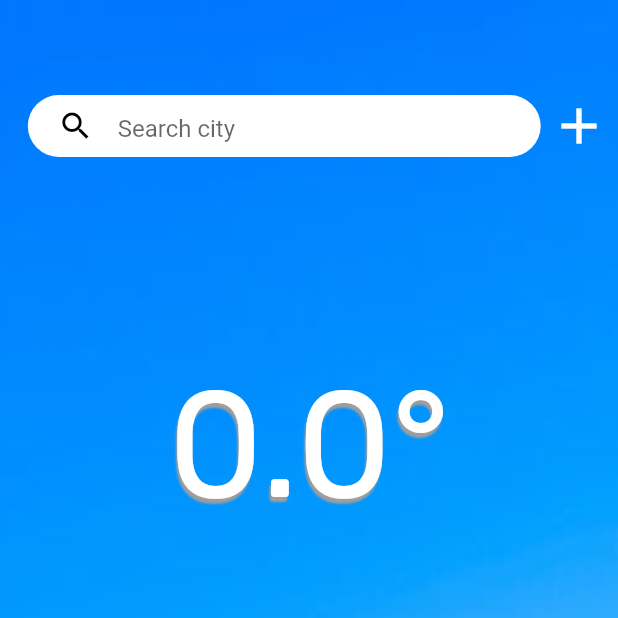
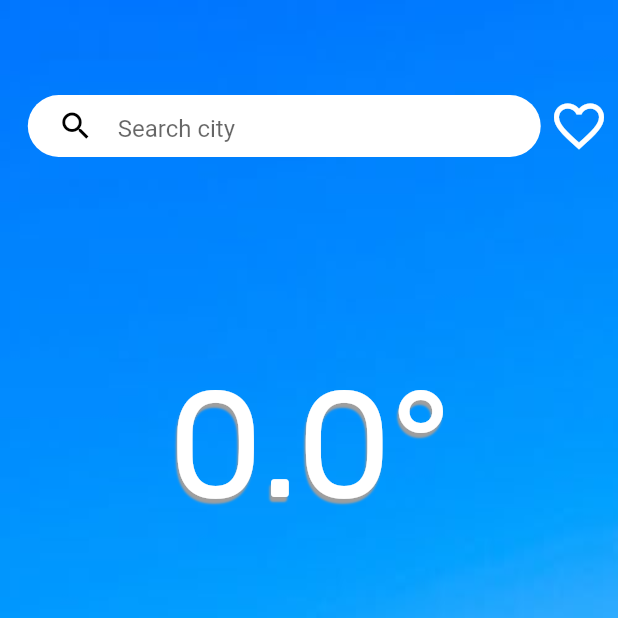
Before and after one commit to jessepiza/weather_app, a Flutter app: the screen it shows after launch, on a phone screen of 412 x 824 dp, the top half of it. Run offline on Flutter 3.47's test engine with Material 2 defaults, Android fonts, the phone set to English and light mode, and no system bars; our stand-ins replace get, google_fonts, sqflite; accounts and stored records are empty; network calls fail.

```diff
--- a/lib/domain/weather_controller.dart
+++ b/lib/domain/weather_controller.dart
@@ -8,7 +8,7 @@ import 'package:weather_app/db/weather_db.dart';
 import 'dart:async';
 
 class WeatherController extends GetxController {
-  final _id = 0.obs;
+  final _id = 3688685.obs;
   final _temp = 0.0.obs;
   final _city = ''.obs;
   final _description = ''.obs;
@@ -18,6 +18,8 @@ class WeatherController extends GetxController {
   final _pressure = 0.obs;
   final _listCities = [].obs;
   final _background = 'assets/backgrounds/clear_sky.png'.obs;
+  final _savedWords = [].obs;
+  final _mapData = {}.obs;
 
   dynamic get id => _id.value;
   double get temp => _temp.value;
@@ -29,8 +31,25 @@ class WeatherController extends GetxController {
   int get pressure => _pressure.value;
   List<String> get listCities => [... _listCities];
   String get background => _background.value;
+  List<String> get savedWords => [... _savedWords];
+  Map<String, dynamic> get mapData => {... _mapData};
 
-  // var timer = Timer.periodic(const Duration(seconds: 5), (Timer t) => updateWeather(_id.value));
+  void saveNewWord(String newWord){
+    _savedWords.add(newWord);
+  }
+
+  void saveMapData(Map<String, dynamic> newMapData){
+    _mapData.addAll(newMapData);
+  }
+
+  void updateId(dynamic newId){
+    _id.value = newId;
+    updateWeather(newId);
+  }
+
+  void deleteNewWord(String newWord){
+    _savedWords.remove(newWord);
+  }
 
   Future<void> initDB() async {
     WeatherDB database = WeatherDB.instance;
@@ -89,7 +108,6 @@ class WeatherController extends GetxController {
     else{
       _background.value = 'assets/backgrounds/clouds.png';
     }
-    // database.updateWeatherCity(weatherCity);
   }
 
 
--- a/lib/presentation/screens/myhomepage.dart
+++ b/lib/presentation/screens/myhomepage.dart
@@ -6,6 +6,7 @@ import 'package:get/get.dart';
 import 'package:google_fonts/google_fonts.dart';
 import 'package:http/http.dart' as http;
 import 'package:weather_app/domain/weather_controller.dart';
+import 'package:weather_app/presentation/screens/favorite_screen.dart';
 import 'package:weather_app/presentation/screens/search_screen.dart';
 
 class HomePage extends StatelessWidget {
@@ -17,11 +18,10 @@ class HomePage extends StatelessWidget {
   Widget build(BuildContext context) {
     Size size = MediaQuery.of(context).size;
     WeatherController weatherController = Get.find();
-    // weatherController.initDB();
-    dynamic id = 3688685;
-    weatherController.updateWeather(id);
-    Timer.periodic(const Duration(hours: 1), (Timer t) => weatherController.updateWeather(id));
+    weatherController.updateWeather(weatherController.id);
+    Timer.periodic(const Duration(hours: 1), (Timer t) => weatherController.updateWeather(weatherController.id));
     return Obx(()=>Scaffold(
+      resizeToAvoidBottomInset: false,
       body: Container(
         decoration: BoxDecoration(
           image: DecorationImage(
@@ -29,7 +29,7 @@ class HomePage extends StatelessWidget {
             fit: BoxFit.fill,
           ),
         ),
-      child: //SingleChildScrollView(child:
+      child:
            Column(
           mainAxisAlignment: MainAxisAlignment.start,
           children: [
@@ -46,6 +46,7 @@ class HomePage extends StatelessWidget {
                     color: Colors.white, borderRadius: BorderRadius.circular(29)),
                     child:  GestureDetector(
                           child: TextField(
+                          autofocus: false,
                           obscureText: false,
                           decoration: const InputDecoration(
                             icon: Icon(
@@ -59,23 +60,10 @@ class HomePage extends StatelessWidget {
                         )
 
                     )
-
-                  //   const TextField(
-                  //   obscureText: false,
-                  //   decoration: InputDecoration(
-                  //     icon: Icon(
-                  //       Icons.search,
-                  //       color: Colors.black,
-                  //     ),
-                  //     hintText: 'Search city',
-                  //     border: InputBorder.none,
-                  //   ),
-                  //   onTap: () {Get.to(const SearchPage());},
-                  // ),
               ),
-              IconButton(onPressed: () async =>{                },
-              padding: const EdgeInsets.only(right: 2, left: 5),
-              icon: const Icon(Icons.add, color: Colors.white, size: 40,))
+              IconButton(onPressed: (){Get.to(()=> const FavoritePage());},
+                              padding: const EdgeInsets.only(right: 2, left: 5),
+                              icon: const Icon(Icons.favorite_border, color: Colors.white, size: 40,))
             ],
 
           ),
@@ -164,21 +152,14 @@ class HomePage extends StatelessWidget {
                         Text('${weatherController.pressure}mb', textAlign: TextAlign.center,
                         style: GoogleFonts.rubik(color: Colors.white, fontSize: 30,
                         )),
+
                       ],
+
                     ),
+
                   ],
                 ),
           ),
-
-          // BorderedText(
-          //       strokeWidth: 2,
-          //       strokeColor: Colors.grey.withOpacity(0.8),
-          //       child: const Text('Broken Clouds', textAlign: TextAlign.center,
-          //       style: GoogleFonts.oswald(color: Colors.white))
-          //       )
-                // style: TextStyle(fontSize: 25, color: Colors.white, decorationColor: Colors.black)
-
-
         ],
       ) ,
       ))
```
Also changed, not shown: lib/presentation/screens/favorite_screen.dart (added, +70 -0 lines), lib/presentation/screens/search_screen.dart (+33 -84 lines).
